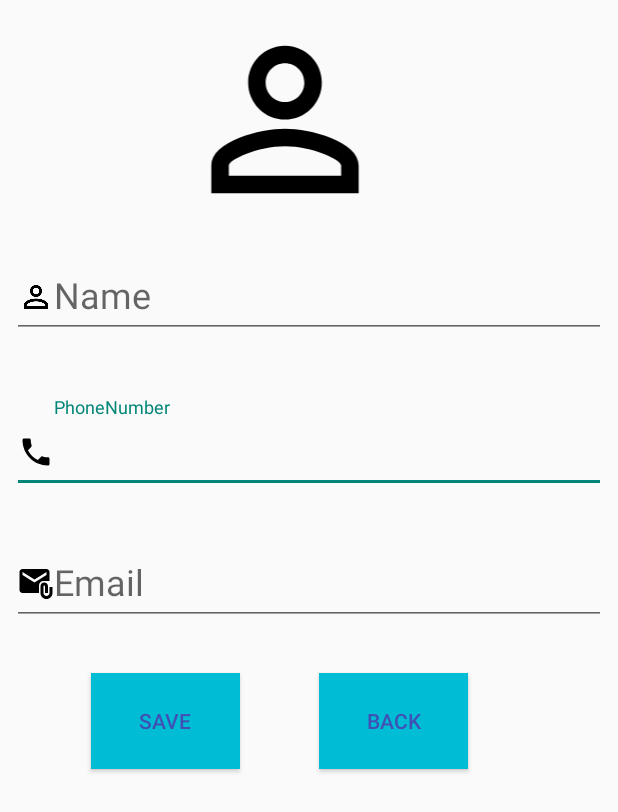
After one commit to Aluel-kuot/ContactList, an Android app: the layout activity_new_contact.xml on its own in the app's theme, with its tools: preview values and no code run, on a phone screen of 412 x 824 dp. The commit adds this screen. Shown: the top 812 px of the screen. Run offline under Robolectric (Android 15) with nearby library versions, the phone set to English and light mode, and no system bars.

Commit message:
newContact

```diff
--- a/app/build.gradle
+++ b/app/build.gradle
@@ -44,4 +44,7 @@ dependencies {
     testImplementation 'junit:junit:4.13.2'
     androidTestImplementation 'androidx.test.ext:junit:1.1.5'
     androidTestImplementation 'androidx.test.espresso:espresso-core:3.5.1'
+    implementation 'com.squareup.picasso:picasso:2.8'
+    implementation 'jp.wasabeef:picasso-transformations:2.4.0'
+
 }
--- a/app/src/main/AndroidManifest.xml
+++ b/app/src/main/AndroidManifest.xml
@@ -1,6 +1,8 @@
 <?xml version="1.0" encoding="utf-8"?>
 <manifest xmlns:android="http://schemas.android.com/apk/res/android"
     xmlns:tools="http://schemas.android.com/tools">
+
+    <uses-permission android:name="android.permission.INTERNET" />
 
     <application
         android:allowBackup="true"
@@ -13,6 +15,9 @@
         android:theme="@style/Theme.ContactList"
         tools:targetApi="31">
         <activity
+            android:name=".NewContact"
+            android:exported="false" />
+        <activity
             android:name=".MainActivity"
             android:exported="true">
             <intent-filter>
--- a/app/src/main/java/com/example/contactlist/ContactData.kt
+++ b/app/src/main/java/com/example/contactlist/ContactData.kt
@@ -4,5 +4,5 @@ class ContactData (
     var name:String,
     var phoneNumber:String,
     var emailAddress:String,
-
+    var image:String
 )
--- /dev/null
+++ b/app/src/main/res/drawable/baseline_attach_email_24.xml
@@ -0,0 +1,6 @@
+<vector android:height="24dp" android:tint="#000000"
+    android:viewportHeight="24" android:viewportWidth="24"
+    android:width="24dp" xmlns:android="http://schemas.android.com/apk/res/android">
+    <path android:fillColor="@android:color/white" android:pathData="M21,10V4c0,-1.1 -0.9,-2 -2,-2H3C1.9,2 1.01,2.9 1.01,4L1,16c0,1.1 0.9,2 2,2h11v-5c0,-1.66 1.34,-3 3,-3H21zM11,11L3,6V4l8,5l8,-5v2L11,11z"/>
+    <path android:fillColor="@android:color/white" android:pathData="M21,14v4c0,1.1 -0.9,2 -2,2s-2,-0.9 -2,-2v-4.5c0,-0.28 0.22,-0.5 0.5,-0.5s0.5,0.22 0.5,0.5V18h2v-4.5c0,-1.38 -1.12,-2.5 -2.5,-2.5S15,12.12 15,13.5V18c0,2.21 1.79,4 4,4s4,-1.79 4,-4v-4H21z"/>
+</vector>
--- /dev/null
+++ b/app/src/main/res/drawable/baseline_person_add_24.xml
@@ -0,0 +1,5 @@
+<vector android:height="24dp" android:tint="#000000"
+    android:viewportHeight="24" android:viewportWidth="24"
+    android:width="24dp" xmlns:android="http://schemas.android.com/apk/res/android">
+    <path android:fillColor="@android:color/white" android:pathData="M15,12c2.21,0 4,-1.79 4,-4s-1.79,-4 -4,-4 -4,1.79 -4,4 1.79,4 4,4zM6,10L6,7L4,7v3L1,10v2h3v3h2v-3h3v-2L6,10zM15,14c-2.67,0 -8,1.34 -8,4v2h16v-2c0,-2.66 -5.33,-4 -8,-4z"/>
+</vector>
--- /dev/null
+++ b/app/src/main/res/drawable/baseline_person_outline_24.xml
@@ -0,0 +1,5 @@
+<vector android:height="24dp" android:tint="#000000"
+    android:viewportHeight="24" android:viewportWidth="24"
+    android:width="24dp" xmlns:android="http://schemas.android.com/apk/res/android">
+    <path android:fillColor="@android:color/white" android:pathData="M12,5.9c1.16,0 2.1,0.94 2.1,2.1s-0.94,2.1 -2.1,2.1S9.9,9.16 9.9,8s0.94,-2.1 2.1,-2.1m0,9c2.97,0 6.1,1.46 6.1,2.1v1.1L5.9,18.1L5.9,17c0,-0.64 3.13,-2.1 6.1,-2.1M12,4C9.79,4 8,5.79 8,8s1.79,4 4,4 4,-1.79 4,-4 -1.79,-4 -4,-4zM12,13c-2.67,0 -8,1.34 -8,4v3h16v-3c0,-2.66 -5.33,-4 -8,-4z"/>
+</vector>
--- /dev/null
+++ b/app/src/main/res/drawable/baseline_phone_24.xml
@@ -0,0 +1,5 @@
+<vector android:height="24dp" android:tint="#000000"
+    android:viewportHeight="24" android:viewportWidth="24"
+    android:width="24dp" xmlns:android="http://schemas.android.com/apk/res/android">
+    <path android:fillColor="@android:color/white" android:pathData="M6.62,10.79c1.44,2.83 3.76,5.14 6.59,6.59l2.2,-2.2c0.27,-0.27 0.67,-0.36 1.02,-0.24 1.12,0.37 2.33,0.57 3.57,0.57 0.55,0 1,0.45 1,1V20c0,0.55 -0.45,1 -1,1 -9.39,0 -17,-7.61 -17,-17 0,-0.55 0.45,-1 1,-1h3.5c0.55,0 1,0.45 1,1 0,1.25 0.2,2.45 0.57,3.57 0.11,0.35 0.03,0.74 -0.25,1.02l-2.2,2.2z"/>
+</vector>
--- /dev/null
+++ b/app/src/main/res/layout/activity_new_contact.xml
@@ -0,0 +1,110 @@
+<?xml version="1.0" encoding="utf-8"?>
+<androidx.constraintlayout.widget.ConstraintLayout xmlns:android="http://schemas.android.com/apk/res/android"
+    xmlns:app="http://schemas.android.com/apk/res-auto"
+    xmlns:tools="http://schemas.android.com/tools"
+    android:layout_width="match_parent"
+    android:layout_height="match_parent"
+    tools:context=".NewContact">
+
+    <com.google.android.material.textfield.TextInputLayout
+        android:id="@+id/tilPhoneNumber"
+        android:layout_width="0dp"
+        android:layout_height="wrap_content"
+        android:layout_marginStart="8dp"
+        android:layout_marginTop="39dp"
+        android:layout_marginEnd="8dp"
+        app:layout_constraintEnd_toEndOf="parent"
+        app:layout_constraintStart_toStartOf="parent"
+        app:layout_constraintTop_toBottomOf="@+id/tilName">
+
+        <com.google.android.material.textfield.TextInputEditText
+            android:id="@+id/etPhoneNumber"
+            android:layout_width="match_parent"
+            android:layout_height="match_parent"
+            android:drawableLeft="@drawable/baseline_phone_24"
+            android:textSize="24sp"
+            android:hint="PhoneNumber"
+            tools:ignore="RtlHardcoded" />
+    </com.google.android.material.textfield.TextInputLayout>
+
+    <ImageView
+        android:id="@+id/ivImage"
+        android:layout_width="333dp"
+        android:layout_height="147dp"
+        android:layout_marginTop="6dp"
+        android:layout_marginEnd="55dp"
+        android:src="@drawable/baseline_person_outline_24"
+        app:layout_constraintEnd_toEndOf="parent"
+        app:layout_constraintTop_toTopOf="parent"
+        tools:ignore="ContentDescription" />
+
+    <com.google.android.material.textfield.TextInputLayout
+        android:id="@+id/tilEmail"
+        android:layout_width="0dp"
+        android:layout_height="wrap_content"
+        android:layout_marginStart="8dp"
+        android:layout_marginTop="24dp"
+        android:layout_marginEnd="8dp"
+        app:layout_constraintEnd_toEndOf="parent"
+        app:layout_constraintStart_toStartOf="parent"
+        app:layout_constraintTop_toBottomOf="@+id/tilPhoneNumber">
+
+        <com.google.android.material.textfield.TextInputEditText
+            android:id="@+id/etEmail"
+            android:layout_width="match_parent"
+            android:layout_height="wrap_content"
+            android:drawableLeft="@drawable/baseline_attach_email_24"
+            android:hint="Email"
+            android:inputType="textEmailAddress"
+            android:textSize="24sp"
+            app:textInputLayoutFocusedRectEnabled="true" />
+    </com.google.android.material.textfield.TextInputLayout>
+
+    <com.google.android.material.textfield.TextInputLayout
+        android:id="@+id/tilName"
+        android:layout_width="0dp"
+        android:layout_height="wrap_content"
+        android:layout_marginStart="8dp"
+        android:layout_marginTop="8dp"
+        android:layout_marginEnd="8dp"
+        app:layout_constraintEnd_toEndOf="parent"
+        app:layout_constraintStart_toStartOf="parent"
+        app:layout_constraintTop_toBottomOf="@+id/ivImage">
+
+        <com.google.android.material.textfield.TextInputEditText
+            android:id="@+id/etName"
+            android:layout_width="match_parent"
+            android:layout_height="wrap_content"
+            android:drawableLeft="@drawable/baseline_person_outline_24"
+            android:hint="Name"
+            android:textSize="24sp" />
+    </com.google.android.material.textfield.TextInputLayout>
+
+    <Button
+        android:id="@+id/btnSave"
+        android:layout_width="99dp"
+        android:layout_height="64dp"
+        android:layout_marginTop="32dp"
+        android:layout_marginEnd="252dp"
+        android:background="#00BCD4"
+        android:shadowColor="#3F51B5"
+        android:text="Save"
+        android:textColor="#3F51B5"
+        android:textColorHint="#3F51B5"
+        app:layout_constraintEnd_toEndOf="parent"
+        app:layout_constraintTop_toBottomOf="@+id/tilEmail" />
+
+    <Button
+        android:id="@+id/btnBack"
+        android:layout_width="99dp"
+        android:layout_height="64dp"
+        android:layout_marginTop="32dp"
+        android:layout_marginEnd="100dp"
+        android:background="#00BCD4"
+        android:text="Back"
+        android:textColor="#3F51B5"
+        android:textColorLink="#3F51B5"
+        app:layout_constraintEnd_toEndOf="parent"
+        app:layout_constraintTop_toBottomOf="@+id/tilEmail" />
+
+</androidx.constraintlayout.widget.ConstraintLayout>
--- a/app/src/main/res/values-night/themes.xml
+++ b/app/src/main/res/values-night/themes.xml
@@ -1,7 +1,8 @@
 <resources xmlns:tools="http://schemas.android.com/tools">
     <!-- Base application theme. -->
-    <style name="Base.Theme.ContactList" parent="Theme.Material3.DayNight.NoActionBar">
+    <style name="Base.Theme.ContactList" parent="Theme.AppCompat.DayNight.NoActionBar">
         <!-- Customize your dark theme here. -->
         <!-- <item name="colorPrimary">@color/my_dark_primary</item> -->
     </style>
+
 </resources>
--- a/app/src/main/res/values/colors.xml
+++ b/app/src/main/res/values/colors.xml
@@ -1,5 +1,5 @@
 <?xml version="1.0" encoding="utf-8"?>
 <resources>
-    <color name="black">#FF000000</color>
+    <color name="blue">#FF000000</color>
     <color name="white">#FFFFFFFF</color>
 </resources>
--- a/app/src/main/res/values/themes.xml
+++ b/app/src/main/res/values/themes.xml
@@ -1,6 +1,6 @@
 <resources xmlns:tools="http://schemas.android.com/tools">
     <!-- Base application theme. -->
-    <style name="Base.Theme.ContactList" parent="Theme.Material3.DayNight.NoActionBar">
+    <style name="Base.Theme.ContactList" parent="Theme.AppCompat.DayNight.DarkActionBar">
         <!-- Customize your light theme here. -->
         <!-- <item name="colorPrimary">@color/my_light_primary</item> -->
     </style>
```
Also changed, not shown: app/src/main/java/com/example/contactlist/ContactAdapter.kt (+21 -9 lines), app/src/main/java/com/example/contactlist/MainActivity.kt (+14 -6 lines), app/src/main/java/com/example/contactlist/newContact.kt (added, +60 -0 lines), app/src/main/res/layout/activity_main.xml (+23 -6 lines), app/src/main/res/layout/contact_list_item.xml (+22 -6 lines).
